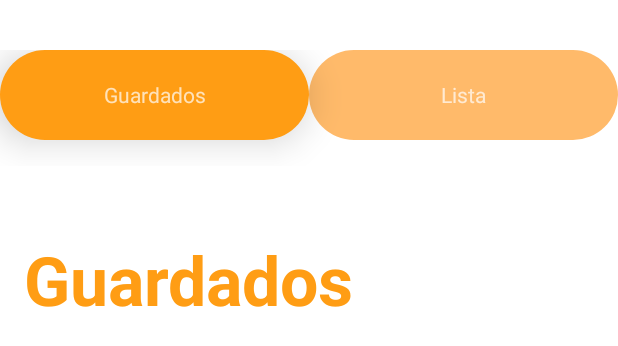
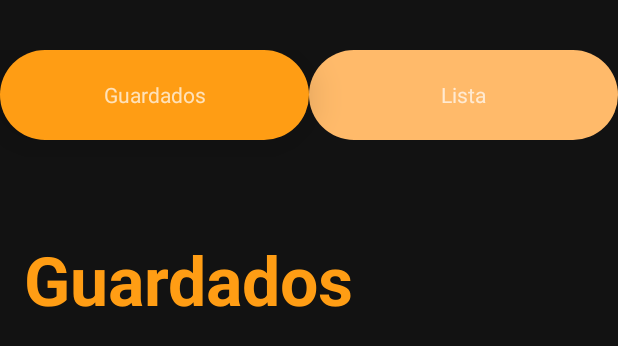
Before and after one commit to AlejandroDS1/Food4One, an Android app: the layout fragment_coleccion.xml on its own in the app's theme, with its tools: preview values and no code run, on a phone screen of 412 x 824 dp. Shown: the top 346 px of the screen. Run offline under Robolectric (Android 15) with nearby library versions, the phone set to English and light mode, and no system bars.

Commit message:
Petits canvis (fons coleccions i registrar usuari)

```diff
--- a/app/src/main/java/Food4One/app/Model/User/UserRepository.java
+++ b/app/src/main/java/Food4One/app/Model/User/UserRepository.java
@@ -210,6 +210,7 @@ public class UserRepository {
         signedUpUser.put(User.IDRECETAS_TAG, new ArrayList<String>());
         signedUpUser.put(User.IDCOLLECTIONS_TAG, new ArrayList<String>());
         signedUpUser.put(User.PICTUREURL_TAG, null);
+        signedUpUser.put(User.IDINGREDIENTES_LIST_TAG, new ArrayList<String>());
 
         // Afegir-la a la base de dades
         mDb.collection(User.TAG).document(email).set(signedUpUser)
--- a/app/src/main/java/Food4One/app/View/Authentification/RegisterActivity.java
+++ b/app/src/main/java/Food4One/app/View/Authentification/RegisterActivity.java
@@ -16,6 +16,7 @@ import com.google.firebase.auth.AuthResult;
 import com.google.firebase.auth.FirebaseAuth;
 import com.google.firebase.firestore.FirebaseFirestore;
 
+import Food4One.app.Model.User.UserRepository;
 import Food4One.app.R;
 public class RegisterActivity extends AppCompatActivity {
 
@@ -74,6 +75,9 @@ public class RegisterActivity extends AppCompatActivity {
                                      * a que confirme su correo. Por lo tanto, aún no lo añadiremos a
                                      * la base de datos, sino que almacenaremos el nombre del usuario
                                      * en cuestión en el Intento, y se lo pasamos así al LOGIN*/
+
+                                    UserRepository.getInstance().addUser(nameUser,email);
+
                                     Intent intent = new Intent(RegisterActivity.this, LoginActivity.class);
                                     intent.putExtra("nameUser", nameUser);
                                     startActivity(intent);    //Vamos al LOGIN a verificar al usuario.
--- a/app/src/main/java/Food4One/app/View/MainScreen/MainScreenFragments/Coleccion/ColeccionFragment.java
+++ b/app/src/main/java/Food4One/app/View/MainScreen/MainScreenFragments/Coleccion/ColeccionFragment.java
@@ -51,7 +51,7 @@ public class ColeccionFragment extends Fragment {
     }
 
     private void cargarReceptesUsuari() {
-        // A partir d'aquí, en cas que es faci cap canvi a la llista de receptes, ColeccionFragment ho sabrá
+        // A partir d'aquí, en cas que es faci cap canvi a la llista de receptes, ColeccionFragment ho sabrà
         if(RecipesUserApp.getInstance().size() == 0) //Si aún no se cargaron las recetas del usuario
             coleccionViewModel.loadRecetasOfUserFromRepository(UserRepository.getUser().getIdRecetas()); // Internament pobla les receptes de la BBDD
     }
--- a/app/src/main/java/Food4One/app/View/MainScreen/MainScreenFragments/Coleccion/RecyclerViewAdapter.java
+++ b/app/src/main/java/Food4One/app/View/MainScreen/MainScreenFragments/Coleccion/RecyclerViewAdapter.java
@@ -84,10 +84,9 @@ public class RecyclerViewAdapter extends RecyclerView.Adapter<RecyclerViewAdapte
             // d'Internet.
             Picasso.get().load(recipe.getPictureURL()).into(mCardPictureUrl);
 
-            // TODO: Falta posar OnClickListener per portar directament al detall de la recepte
             mCardRecipe.setOnClickListener(new View.OnClickListener() {
                 @Override
-                public void onClick(View v) {
+                public void onClick(View view) {
                     listener.OnLoadRecipe(recipe);
                 }
             });
--- a/app/src/main/java/Food4One/app/View/MainScreen/MainScreenFragments/Explore/ExplorerScrollAdapter.java
+++ b/app/src/main/java/Food4One/app/View/MainScreen/MainScreenFragments/Explore/ExplorerScrollAdapter.java
@@ -21,8 +21,8 @@ public class ExplorerScrollAdapter extends RecyclerView.Adapter<ExplorerScrollAd
 
     /**
      * Definició de listener (interficie)
-     * per a quan algú vulgui escoltar un event de OnClickHide, és a dir,
-     * quan l'usuari faci clic en la creu (amagar) algún dels items de la RecyclerView
+     * per a quan algú vulgui escoltar un event de OnClickDoRecipe, és a dir,
+     * quan l'usuari faci clic en algún dels items de la RecyclerView
      */
     public interface OnClickDoRecipeUser {
         void OnClickDoRecipe(Recipe recipe);
--- a/app/src/main/res/layout/fragment_coleccion.xml
+++ b/app/src/main/res/layout/fragment_coleccion.xml
@@ -4,7 +4,6 @@
     xmlns:tools="http://schemas.android.com/tools"
     android:layout_width="match_parent"
     android:layout_height="match_parent"
-    android:background="@color/white"
     tools:context=".View.MainScreen.MainScreenFragments.Coleccion.ColeccionFragment">
 
     <LinearLayout
--- a/app/src/main/res/layout/fragment_shopping_list.xml
+++ b/app/src/main/res/layout/fragment_shopping_list.xml
@@ -6,7 +6,7 @@
     android:layout_width="match_parent"
     android:layout_height="match_parent"
     android:layout_marginBottom="55dp"
-    android:background="@color/white"
+    android:background="@color/black"
     tools:context=".View.MainScreen.MainScreenFragments.Coleccion.ShoppingListFragment">
 
     <androidx.recyclerview.widget.RecyclerView
```
